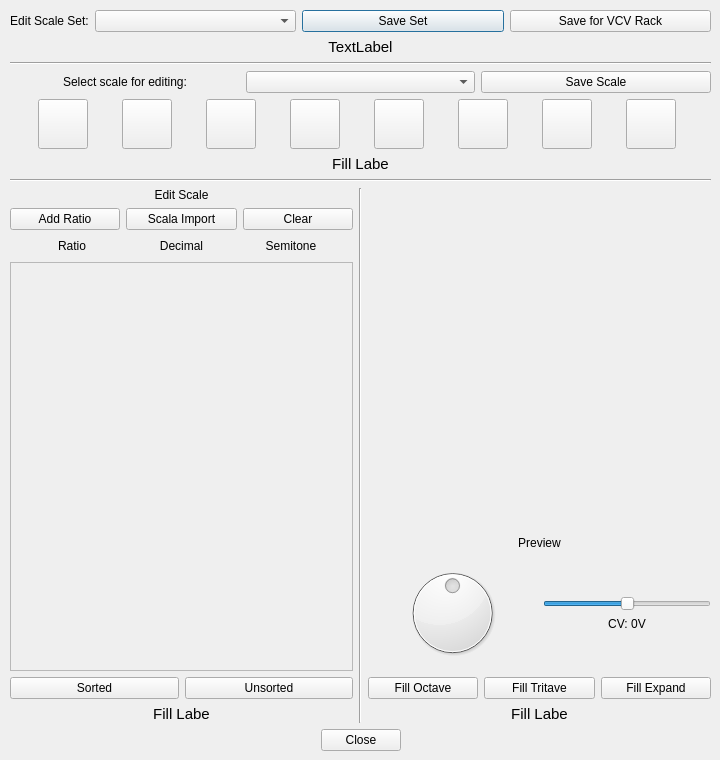
First picture: the form in sync3_scale_editor.ui, repository starlingcode/viaflash, before the edit.
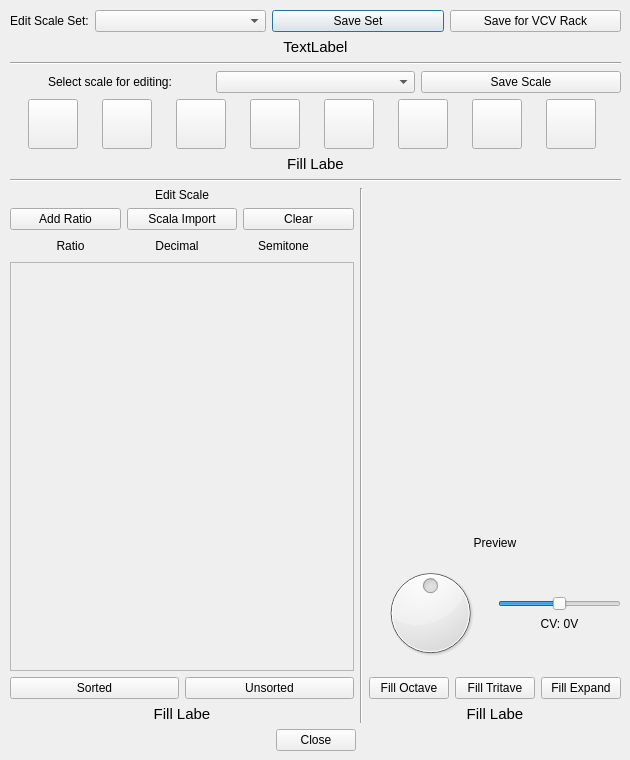
Second picture: the form after the edit. Custom widgets are drawn as their Qt base class.

```diff
--- a/sync3_scale_editor.ui
+++ b/sync3_scale_editor.ui
@@ -6,19 +6,19 @@
    <rect>
     <x>0</x>
     <y>0</y>
-    <width>720</width>
+    <width>630</width>
     <height>760</height>
    </rect>
   </property>
   <property name="minimumSize">
    <size>
-    <width>720</width>
+    <width>0</width>
     <height>760</height>
    </size>
   </property>
   <property name="maximumSize">
    <size>
-    <width>720</width>
+    <width>10000</width>
     <height>760</height>
    </size>
   </property>
@@ -30,7 +30,7 @@
     <rect>
      <x>10</x>
      <y>10</y>
-     <width>701</width>
+     <width>611</width>
      <height>741</height>
     </rect>
    </property>
@@ -513,7 +513,7 @@
             </property>
             <property name="sizeHint" stdset="0">
              <size>
-              <width>10</width>
+              <width>20</width>
               <height>20</height>
              </size>
             </property>
@@ -531,7 +531,7 @@
             <rect>
              <x>0</x>
              <y>0</y>
-             <width>327</width>
+             <width>282</width>
              <height>303</height>
             </rect>
            </property>
@@ -606,7 +606,7 @@
         <item>
          <widget class="RatioDisplay" name="ratioPreview" native="true">
           <property name="sizePolicy">
-           <sizepolicy hsizetype="Expanding" vsizetype="Expanding">
+           <sizepolicy hsizetype="Preferred" vsizetype="Expanding">
             <horstretch>0</horstretch>
             <verstretch>0</verstretch>
            </sizepolicy>
@@ -669,7 +669,7 @@
             <item>
              <widget class="QSlider" name="cvSlider">
               <property name="sizePolicy">
-               <sizepolicy hsizetype="Minimum" vsizetype="Maximum">
+               <sizepolicy hsizetype="Preferred" vsizetype="Maximum">
                 <horstretch>0</horstretch>
                 <verstretch>0</verstretch>
                </sizepolicy>
@@ -731,6 +731,12 @@
          <layout class="QHBoxLayout" name="fillButtonLayout">
           <item>
            <widget class="QPushButton" name="fillOctave">
+            <property name="sizePolicy">
+             <sizepolicy hsizetype="Preferred" vsizetype="Fixed">
+              <horstretch>0</horstretch>
+              <verstretch>0</verstretch>
+             </sizepolicy>
+            </property>
             <property name="text">
              <string>Fill Octave</string>
             </property>
@@ -744,6 +750,12 @@
           </item>
           <item>
            <widget class="QPushButton" name="fillTritave">
+            <property name="sizePolicy">
+             <sizepolicy hsizetype="Preferred" vsizetype="Fixed">
+              <horstretch>0</horstretch>
+              <verstretch>0</verstretch>
+             </sizepolicy>
+            </property>
             <property name="text">
              <string>Fill Tritave</string>
             </property>
@@ -757,6 +769,12 @@
           </item>
           <item>
            <widget class="QPushButton" name="fillExpand">
+            <property name="sizePolicy">
+             <sizepolicy hsizetype="Preferred" vsizetype="Fixed">
+              <horstretch>0</horstretch>
+              <verstretch>0</verstretch>
+             </sizepolicy>
+            </property>
             <property name="text">
              <string>Fill Expand</string>
             </property>
```
Left out of the diff: 2 changed lines with no effect on the pictures.
